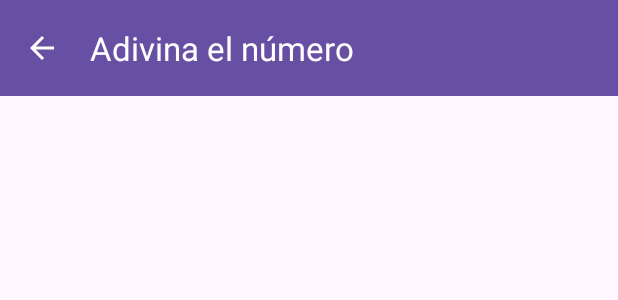
After one commit to piensalibre/Adivina_el_numero, an Android app: the layout activity_game.xml on its own in the app's theme, with its tools: preview values and no code run, on a phone screen of 412 x 824 dp. The commit adds this screen. Shown: the top 300 px of the screen. Run offline under Robolectric (Android 15) with nearby library versions, the phone set to English and light mode, and no system bars.

Commit message:
Se trabaja en el diseño de la página de inicio

```diff
--- /dev/null
+++ b/app/src/main/res/drawable/arrow_back.xml
@@ -0,0 +1,5 @@
+<vector xmlns:android="http://schemas.android.com/apk/res/android" android:autoMirrored="true" android:height="24dp" android:tint="#000000" android:viewportHeight="24" android:viewportWidth="24" android:width="24dp">
+
+    <path android:fillColor="@android:color/white" android:pathData="M20,11H7.83l5.59,-5.59L12,4l-8,8 8,8 1.41,-1.41L7.83,13H20v-2z"/>
+
+</vector>
--- /dev/null
+++ b/app/src/main/res/layout/activity_game.xml
@@ -0,0 +1,31 @@
+<?xml version="1.0" encoding="utf-8"?>
+<androidx.constraintlayout.widget.ConstraintLayout xmlns:android="http://schemas.android.com/apk/res/android"
+    xmlns:app="http://schemas.android.com/apk/res-auto"
+    xmlns:tools="http://schemas.android.com/tools"
+    android:id="@+id/main"
+    android:layout_width="match_parent"
+    android:layout_height="match_parent"
+    tools:context=".GameActivity">
+
+    <com.google.android.material.appbar.AppBarLayout
+        android:id="@+id/appBarLayout2"
+        android:layout_width="match_parent"
+        android:layout_height="wrap_content"
+        android:background="?attr/colorPrimary"
+        app:layout_constraintEnd_toEndOf="parent"
+        app:layout_constraintStart_toStartOf="parent"
+        app:layout_constraintTop_toTopOf="parent">
+
+        <com.google.android.material.appbar.MaterialToolbar
+            android:id="@+id/toolbarGame"
+            android:layout_width="match_parent"
+            android:layout_height="wrap_content"
+            app:title="Adivina el número"
+            app:titleTextColor="?attr/colorOnPrimary"
+            app:navigationIcon="@drawable/arrow_back"
+            app:navigationIconTint="?attr/colorOnPrimary"/>
+
+
+    </com.google.android.material.appbar.AppBarLayout>
+
+</androidx.constraintlayout.widget.ConstraintLayout>
```
Also changed, not shown: app/src/main/AndroidManifest.xml (+5 -6 lines), app/src/main/java/com/example/adivinaelnmero/GameActivity.kt (added, +43 -0 lines), app/src/main/java/com/example/adivinaelnmero/MainActivity.kt (+32 -1 lines).
